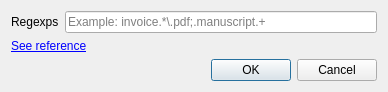
This is gui/qt/RegexpFilterEditor.ui in my-official/MyBCopy as Qt 5 draws it before an edit. The edited form follows.
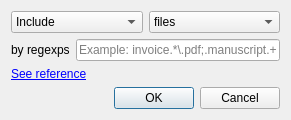
This is the edited form.

The edit to the form file:
```diff
--- a/gui/qt/RegexpFilterEditor.ui
+++ b/gui/qt/RegexpFilterEditor.ui
@@ -9,8 +9,8 @@
    <rect>
     <x>0</x>
     <y>0</y>
-    <width>388</width>
-    <height>88</height>
+    <width>291</width>
+    <height>116</height>
    </rect>
   </property>
   <property name="contextMenuPolicy">
@@ -20,12 +20,49 @@
    <string>Edit regexp</string>
   </property>
   <layout class="QVBoxLayout" name="verticalLayout">
+   <item>
+    <layout class="QHBoxLayout" name="horizontalLayout_2">
+     <item>
+      <widget class="QComboBox" name="InclusionComboBox">
+       <item>
+        <property name="text">
+         <string>Include</string>
+        </property>
+       </item>
+       <item>
+        <property name="text">
+         <string>Exclude</string>
+        </property>
+       </item>
+      </widget>
+     </item>
+     <item>
+      <widget class="QComboBox" name="EntryTypeComboBox">
+       <item>
+        <property name="text">
+         <string>files</string>
+        </property>
+       </item>
+       <item>
+        <property name="text">
+         <string>directories</string>
+        </property>
+       </item>
+       <item>
+        <property name="text">
+         <string>entries</string>
+        </property>
+       </item>
+      </widget>
+     </item>
+    </layout>
+   </item>
    <item>
     <layout class="QHBoxLayout" name="horizontalLayout">
      <item>
       <widget class="QLabel" name="label_4">
        <property name="text">
-        <string>Regexps</string>
+        <string>by regexps</string>
        </property>
       </widget>
      </item>
```
